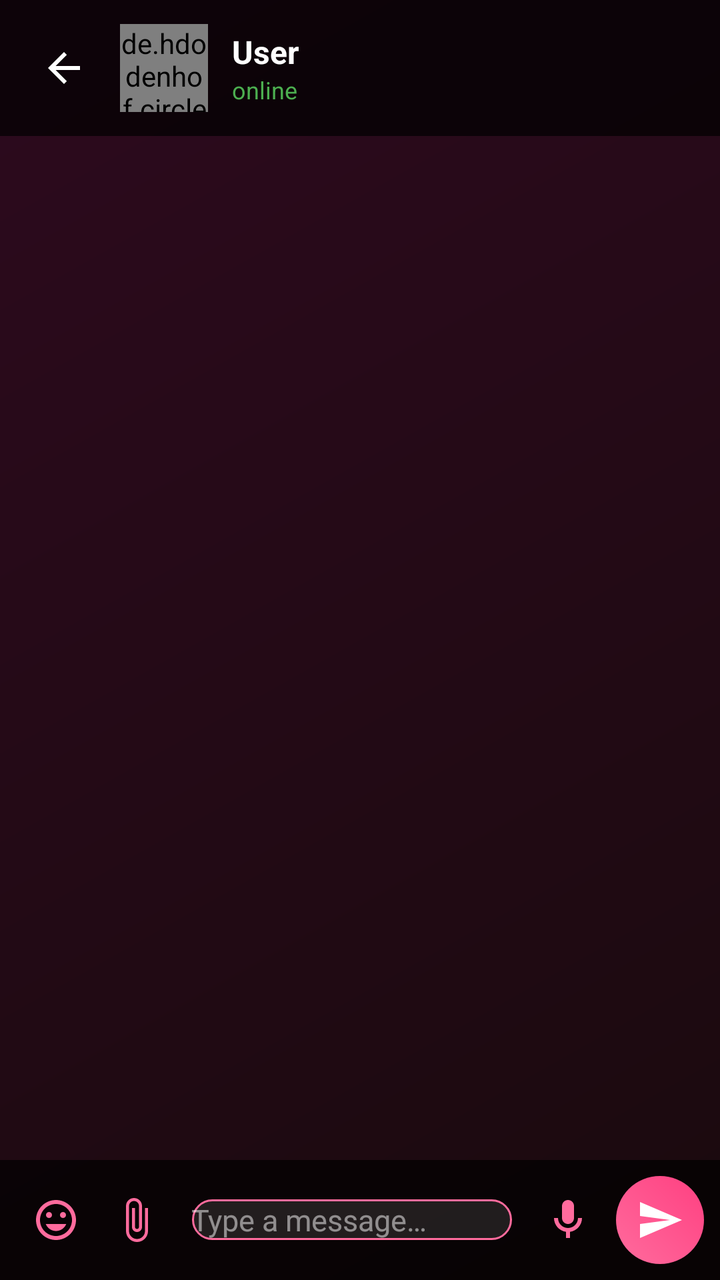
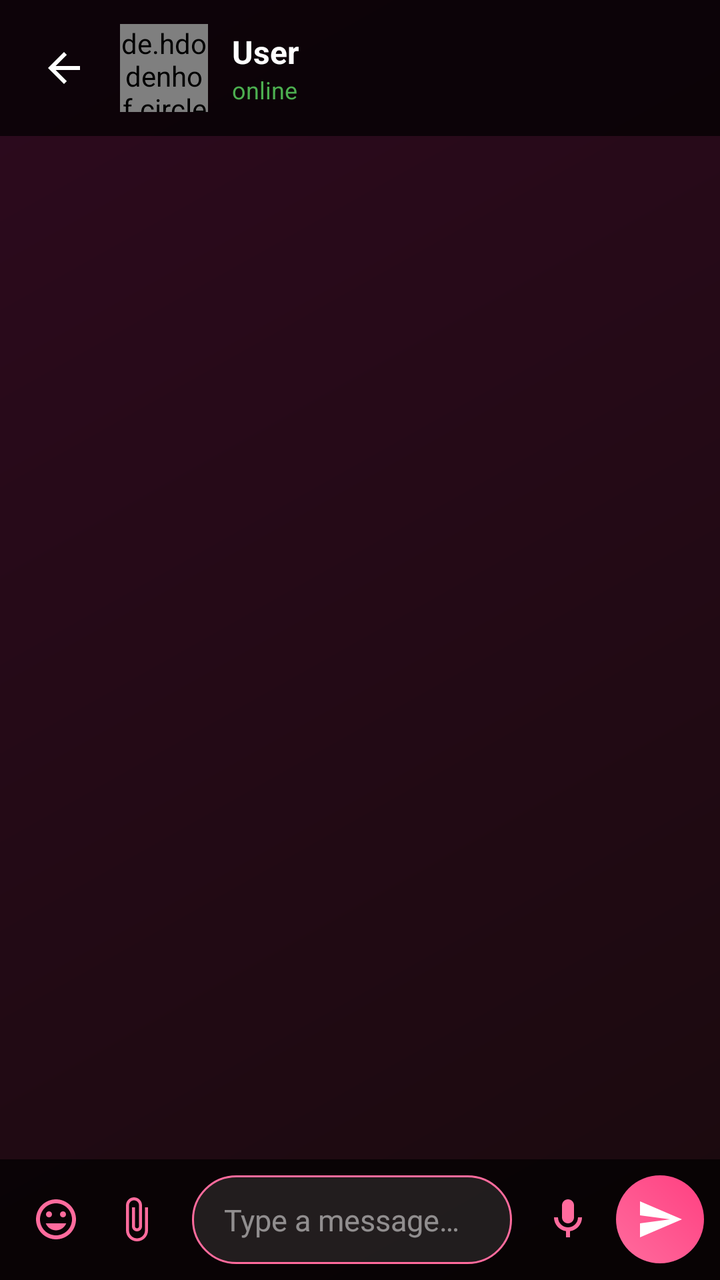

Compare the two renders of this Android layout. The source of the first and the diff that turns it into the second are given below.
<!-- AndroidManifest.xml: activity theme Theme.EBChat.NoActionBar -->
<!-- res/layout/activity_chat.xml -->
<?xml version="1.0" encoding="utf-8"?>
<androidx.constraintlayout.widget.ConstraintLayout
    xmlns:android="http://schemas.android.com/apk/res/android"
    xmlns:app="http://schemas.android.com/apk/res-auto"
    android:layout_width="match_parent"
    android:layout_height="match_parent"
    android:background="@drawable/bg_gradient">

    
    <LinearLayout
        android:id="@+id/toolbar"
        android:layout_width="match_parent"
        android:layout_height="wrap_content"
        android:orientation="horizontal"
        android:gravity="center_vertical"
        android:padding="12dp"
        android:background="@color/glass_dark"
        app:layout_constraintTop_toTopOf="parent">

        <ImageButton
            android:id="@+id/backButton"
            android:layout_width="40dp"
            android:layout_height="40dp"
            android:src="@drawable/ic_back"
            android:background="?attr/selectableItemBackgroundBorderless"
            app:tint="@color/white" />

        <FrameLayout
            android:layout_width="44dp"
            android:layout_height="44dp"
            android:layout_marginStart="8dp">

            <de.hdodenhof.circleimageview.CircleImageView
                android:id="@+id/userImage"
                android:layout_width="44dp"
                android:layout_height="44dp"
                android:src="@drawable/ic_person" />

            <View
                android:id="@+id/onlineIndicator"
                android:layout_width="12dp"
                android:layout_height="12dp"
                android:layout_gravity="bottom|end"
                android:background="@drawable/bg_online_indicator"
                android:visibility="gone" />
        </FrameLayout>

        <LinearLayout
            android:layout_width="0dp"
            android:layout_height="wrap_content"
            android:layout_weight="1"
            android:orientation="vertical"
            android:layout_marginStart="12dp">

            <TextView
                android:id="@+id/userName"
                android:layout_width="wrap_content"
                android:layout_height="wrap_content"
                android:text="User"
                android:textColor="@color/white"
                android:textSize="16sp"
                android:textStyle="bold" />

            <TextView
                android:id="@+id/userStatus"
                android:layout_width="wrap_content"
                android:layout_height="wrap_content"
                android:text="online"
                android:textColor="@color/online_green"
                android:textSize="12sp" />
        </LinearLayout>

        
        <View
            android:id="@+id/messageOptionsAnchor"
            android:layout_width="0dp"
            android:layout_height="0dp" />

    </LinearLayout>

    
    <LinearLayout
        android:id="@+id/typingIndicator"
        android:layout_width="wrap_content"
        android:layout_height="wrap_content"
        android:layout_marginStart="16dp"
        android:layout_marginBottom="4dp"
        android:orientation="horizontal"
        android:gravity="center_vertical"
        android:padding="8dp 16dp"
        android:background="@drawable/bg_typing_indicator"
        android:visibility="gone"
        app:layout_constraintBottom_toTopOf="@id/inputContainer"
        app:layout_constraintStart_toStartOf="parent">

        <TextView
            android:layout_width="wrap_content"
            android:layout_height="wrap_content"
            android:text="typing"
            android:textColor="@color/pink_primary"
            android:textSize="12sp" />

        <ProgressBar
            android:layout_width="16dp"
            android:layout_height="16dp"
            android:layout_marginStart="8dp"
            android:indeterminateTint="@color/pink_primary" />
    </LinearLayout>

    
    <androidx.recyclerview.widget.RecyclerView
        android:id="@+id/recyclerView"
        android:layout_width="match_parent"
        android:layout_height="0dp"
        android:clipToPadding="false"
        android:padding="8dp"
        app:layout_constraintTop_toBottomOf="@id/toolbar"
        app:layout_constraintBottom_toTopOf="@id/inputContainer" />

    
    <LinearLayout
        android:id="@+id/replyLayout"
        android:layout_width="match_parent"
        android:layout_height="wrap_content"
        android:orientation="horizontal"
        android:gravity="center_vertical"
        android:padding="8dp 16dp"
        android:background="@color/glass_dark"
        android:visibility="gone"
        app:layout_constraintBottom_toTopOf="@id/inputContainer">

        <View
            android:layout_width="3dp"
            android:layout_height="40dp"
            android:background="@color/pink_primary" />

        <LinearLayout
            android:layout_width="0dp"
            android:layout_height="wrap_content"
            android:layout_weight="1"
            android:orientation="vertical"
            android:layout_marginStart="12dp">

            <TextView
                android:id="@+id/replyName"
                android:layout_width="wrap_content"
                android:layout_height="wrap_content"
                android:text="Name"
                android:textColor="@color/pink_primary"
                android:textSize="13sp"
                android:textStyle="bold" />

            <TextView
                android:id="@+id/replyText"
                android:layout_width="wrap_content"
                android:layout_height="wrap_content"
                android:text="Reply text"
                android:textColor="@color/text_secondary"
                android:textSize="13sp"
                android:maxLines="1"
                android:ellipsize="end" />
        </LinearLayout>

        <ImageButton
            android:id="@+id/cancelReplyButton"
            android:layout_width="32dp"
            android:layout_height="32dp"
            android:src="@drawable/ic_close"
            android:background="?attr/selectableItemBackgroundBorderless"
            app:tint="@color/text_secondary" />
    </LinearLayout>

    
    <LinearLayout
        android:id="@+id/recordingIndicator"
        android:layout_width="match_parent"
        android:layout_height="wrap_content"
        android:orientation="horizontal"
        android:gravity="center_vertical"
        android:padding="12dp"
        android:background="@color/glass_dark"
        android:visibility="gone"
        app:layout_constraintBottom_toTopOf="@id/inputContainer">

        <View
            android:layout_width="12dp"
            android:layout_height="12dp"
            android:background="@drawable/bg_story_ring" />

        <TextView
            android:layout_width="wrap_content"
            android:layout_height="wrap_content"
            android:layout_marginStart="8dp"
            android:text="Recording..."
            android:textColor="@color/pink_primary"
            android:textSize="14sp" />
    </LinearLayout>

    
    <LinearLayout
        android:id="@+id/inputContainer"
        android:layout_width="match_parent"
        android:layout_height="wrap_content"
        android:orientation="horizontal"
        android:gravity="center_vertical"
        android:padding="8dp"
        android:background="@color/glass_dark"
        app:layout_constraintBottom_toBottomOf="parent">

        <ImageButton
            android:id="@+id/emojiButton"
            android:layout_width="40dp"
            android:layout_height="40dp"
            android:src="@drawable/ic_emoji"
            android:background="?attr/selectableItemBackgroundBorderless"
            app:tint="@color/pink_primary" />

        <ImageButton
            android:id="@+id/attachButton"
            android:layout_width="40dp"
            android:layout_height="40dp"
            android:src="@drawable/ic_attach"
            android:background="?attr/selectableItemBackgroundBorderless"
            app:tint="@color/pink_primary" />

        <EditText
            android:id="@+id/messageInput"
            android:layout_width="0dp"
            android:layout_height="wrap_content"
            android:layout_weight="1"
            android:layout_marginHorizontal="8dp"
            android:background="@drawable/bg_input_field"
            android:hint="@string/type_message"
            android:textColorHint="@color/text_hint"
            android:textColor="@color/text_primary"
            android:padding="12dp 16dp"
            android:textSize="15sp"
            android:maxLines="5" />

        <ImageButton
            android:id="@+id/voiceButton"
            android:layout_width="40dp"
            android:layout_height="40dp"
            android:src="@drawable/ic_mic"
            android:background="?attr/selectableItemBackgroundBorderless"
            app:tint="@color/pink_primary" />

        <ImageButton
            android:id="@+id/sendButton"
            android:layout_width="44dp"
            android:layout_height="44dp"
            android:layout_marginStart="4dp"
            android:src="@drawable/ic_send"
            android:background="@drawable/bg_story_ring"
            app:tint="@color/white" />
    </LinearLayout>

</androidx.constraintlayout.widget.ConstraintLayout>
<!-- resources referenced by this layout -->
<resources>
  <color name="glass_dark">#B3000000</color>
  <color name="online_green">#4CAF50</color>
  <color name="pink_primary">#FF6B9D</color>
  <color name="text_hint">#80FFFFFF</color>
  <color name="text_primary">#FFFFFF</color>
  <color name="text_secondary">#B3FFFFFF</color>
  <color name="white">#FFFFFFFF</color>
  <!-- drawable bg_gradient (drawable) -->
  <?xml version="1.0" encoding="utf-8"?>
  <shape xmlns:android="http://schemas.android.com/apk/res/android"
      android:shape="rectangle">
      <gradient
          android:startColor="@color/bg_gradient_start"
          android:endColor="@color/bg_gradient_end"
          android:angle="135"
          android:type="linear" />
  </shape>
  <!-- drawable bg_input_field (drawable) -->
  <?xml version="1.0" encoding="utf-8"?>
  <shape xmlns:android="http://schemas.android.com/apk/res/android"
      android:shape="rectangle">
      <solid android:color="@color/bg_input" />
      <corners android:radius="25dp" />
      <stroke
          android:width="1dp"
          android:color="@color/pink_primary" />
  </shape>
  <!-- drawable bg_story_ring (drawable) -->
  <?xml version="1.0" encoding="utf-8"?>
  <shape xmlns:android="http://schemas.android.com/apk/res/android"
      android:shape="oval">
      <gradient
          android:startColor="@color/story_ring_gradient_start"
          android:endColor="@color/story_ring_gradient_end"
          android:angle="45"
          android:type="linear" />
  </shape>
  <!-- drawable bg_typing_indicator (drawable) -->
  <?xml version="1.0" encoding="utf-8"?>
  <shape xmlns:android="http://schemas.android.com/apk/res/android"
      android:shape="rectangle">
      <solid android:color="@color/bg_chat_receiver" />
      <corners android:radius="15dp" />
  </shape>
  <!-- drawable ic_back (drawable) -->
  <?xml version="1.0" encoding="utf-8"?>
  <vector xmlns:android="http://schemas.android.com/apk/res/android"
      android:width="24dp"
      android:height="24dp"
      android:viewportWidth="24"
      android:viewportHeight="24"
      android:tint="@color/white">
      <path
          android:fillColor="@android:color/white"
          android:pathData="M20,11H7.83l5.59,-5.59L12,4l-8,8 8,8 1.41,-1.41L7.83,13H20v-2z" />
  </vector>
  <!-- drawable ic_close (drawable) -->
  <?xml version="1.0" encoding="utf-8"?>
  <vector xmlns:android="http://schemas.android.com/apk/res/android"
      android:width="24dp"
      android:height="24dp"
      android:viewportWidth="24"
      android:viewportHeight="24"
      android:tint="@color/white">
      <path
          android:fillColor="@android:color/white"
          android:pathData="M19,6.41L17.59,5 12,10.59 6.41,5 5,6.41 10.59,12 5,17.59 6.41,19 12,13.41 17.59,19 19,17.59 13.41,12z" />
  </vector>
  <!-- drawable ic_send (drawable) -->
  <?xml version="1.0" encoding="utf-8"?>
  <vector xmlns:android="http://schemas.android.com/apk/res/android"
      android:width="24dp"
      android:height="24dp"
      android:viewportWidth="24"
      android:viewportHeight="24"
      android:tint="@color/white">
      <path
          android:fillColor="@android:color/white"
          android:pathData="M2.01,21L23,12 2.01,3 2,10l15,2 -15,2z" />
  </vector>
  <string name="type_message">Type a message…</string>
  <style name="Theme.EBChat.NoActionBar" parent="Theme.EBChat" />
  <color name="bg_gradient_start">#1A0A0E</color>
  <color name="bg_gradient_end">#2D0A1E</color>
  <color name="bg_input">#1AFFFFFF</color>
  <color name="online_green_glow">#664CAF50</color>
  <color name="story_ring_gradient_start">#FF6B9D</color>
  <color name="story_ring_gradient_end">#FF4081</color>
  <color name="bg_chat_receiver">#2A1A1E</color>
  <color name="pink_primary_dark">#E91E8C</color>
  <color name="pink_accent">#FF4081</color>
  <color name="pink_light">#FFB8D0</color>
  <!-- unchanged entries left out for length: 9 -->
</resources>

<!-- the commit's change to res/layout/activity_chat.xml (unified diff, before → after) -->
@@ -87,7 +87,8 @@
         android:layout_marginBottom="4dp"
         android:orientation="horizontal"
         android:gravity="center_vertical"
-        android:padding="8dp 16dp"
+        android:paddingHorizontal="16dp"
+        android:paddingVertical="8dp"
         android:background="@drawable/bg_typing_indicator"
         android:visibility="gone"
         app:layout_constraintBottom_toTopOf="@id/inputContainer"
@@ -124,7 +125,8 @@
         android:layout_height="wrap_content"
         android:orientation="horizontal"
         android:gravity="center_vertical"
-        android:padding="8dp 16dp"
+        android:paddingHorizontal="16dp"
+        android:paddingVertical="8dp"
         android:background="@color/glass_dark"
         android:visibility="gone"
         app:layout_constraintBottom_toTopOf="@id/inputContainer">
@@ -233,7 +235,8 @@
             android:hint="@string/type_message"
             android:textColorHint="@color/text_hint"
             android:textColor="@color/text_primary"
-            android:padding="12dp 16dp"
+            android:paddingHorizontal="16dp"
+            android:paddingVertical="12dp"
             android:textSize="15sp"
             android:maxLines="5" />
 
